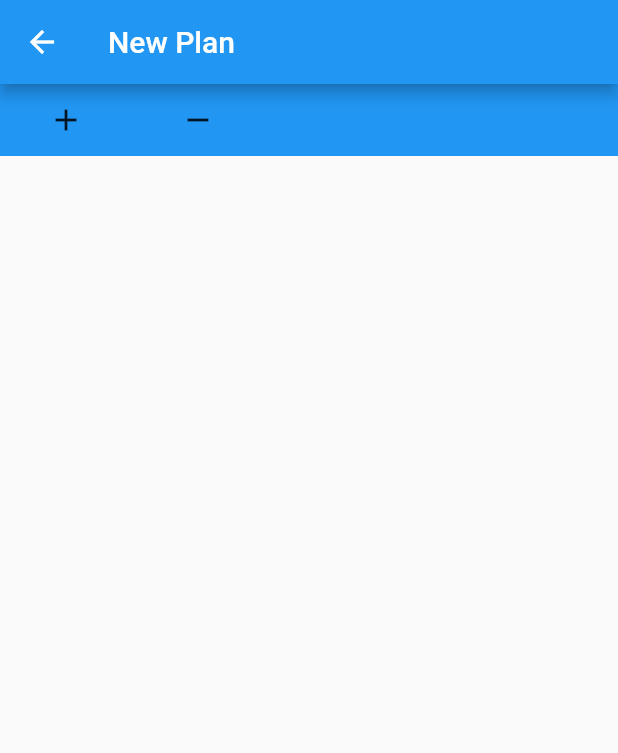
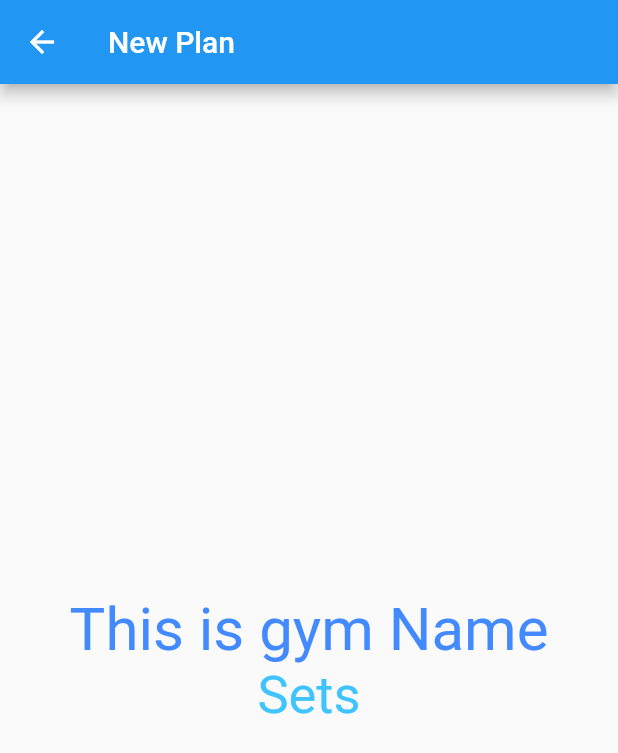
Before and after one commit to jyzgo/Gymo, a Flutter app: the NewPlanPage screen opened directly, on a phone screen of 412 x 824 dp. Shown: the top 753 px of the screen. Run offline on Flutter 3.47's test engine with Material 2 defaults, Android fonts, the phone set to English and light mode, and no system bars.

Commit message:
Modify Set Module

```diff
--- a/lib/NewPlan.dart
+++ b/lib/NewPlan.dart
@@ -49,7 +49,18 @@ class _NewPlanPageState extends State<NewPlanPage>
         ),
         body: Center(
           child: Column(
-            children: <Widget>[GymoSet()],
+            mainAxisAlignment: MainAxisAlignment.center,
+            children: <Widget>[
+              Text(
+                'This is gym Name',
+                style: TextStyle(fontSize: 40, color: Colors.blueAccent),
+              ),
+              Text(
+                'Sets',
+                style: TextStyle(fontSize: 35, color: Colors.lightBlueAccent),
+              ),
+              // GymoSet(Text(''))
+            ],
           ),
         ));
   }
--- a/lib/gymoSet.dart
+++ b/lib/gymoSet.dart
@@ -2,34 +2,38 @@ import 'package:flutter/material.dart';
 import 'GymoObserverEnum.dart';
 
 class GymoSet extends StatefulWidget {
+  Function _leftfunc;
+  Function _rightfunc;
+  Text _text;
+  GymoSet(this._text, this._leftfunc, this._rightfunc);
+
   @override
-  _GymoSetState createState() => _GymoSetState();
+  _GymoSetState createState() =>
+      _GymoSetState(this._text, this._leftfunc, this._rightfunc);
 }
 
 class _GymoSetState extends State<GymoSet> {
+  Function _leftfunc;
+  Function _rightfunc;
+  Text _text;
+  _GymoSetState(this._text, this._leftfunc, this._rightfunc);
   @override
   Widget build(BuildContext context) {
-    return Container(
-      color: Colors.blue,
-      alignment: AlignmentDirectional.center,
-      child: Row(
-        children: <Widget>[
-          FlatButton(
-            child: const Icon(Icons.add),
-            onPressed: () {
-              ObserverCenter.post(
-                  GymoNotificationEnum.SetNumberChanged.index, 1);
-            },
+    return Row(mainAxisAlignment: MainAxisAlignment.center, children: <Widget>[
+      FlatButton(
+        child: const Icon(
+          Icons.add_circle,
+          size: 50,
+        ),
+        onPressed: this._leftfunc,
+      ),
+      SafeArea(child: this._text),
+      FlatButton(
+          child: const Icon(
+            Icons.remove_circle,
+            size: 50,
           ),
-          FlatButton(
-            child: const Icon(Icons.remove),
-            onPressed: () {
-              ObserverCenter.post(
-                  GymoNotificationEnum.SetNumberChanged.index, -1);
-            },
-          )
-        ],
-      ),
-    );
+          onPressed: this._rightfunc)
+    ]);
   }
 }
```
